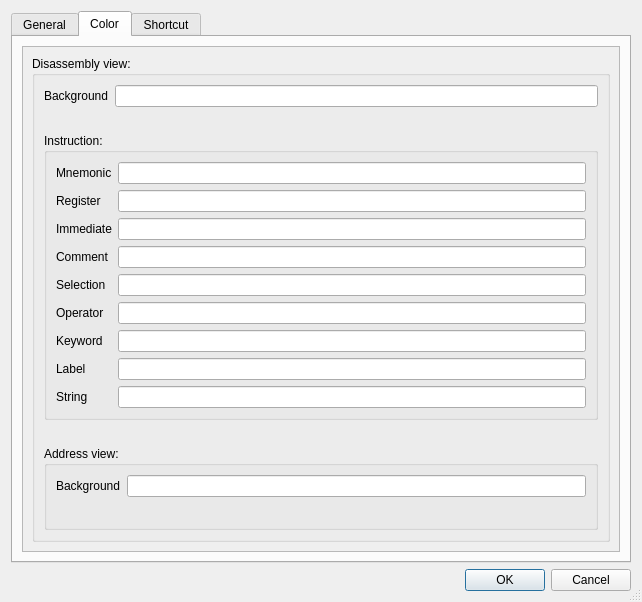
First picture: the form in src/ui/qt/SettingsDialog.ui, repository wisk/medusa, before the edit.
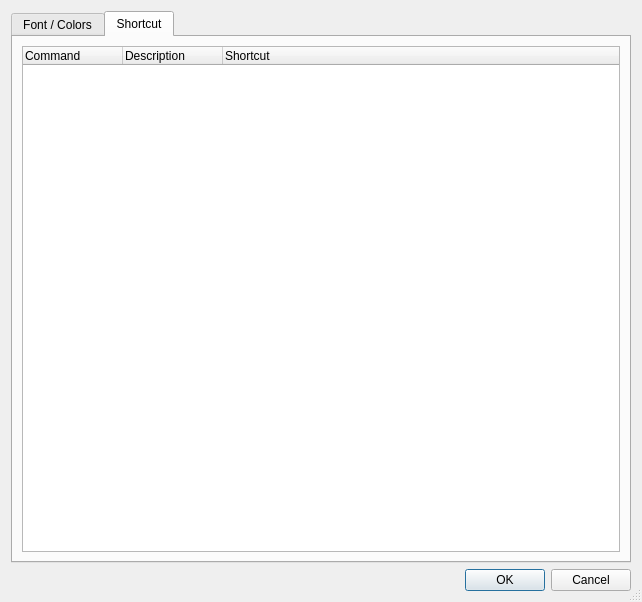
Second picture: the form after the edit. The open tabs and pages were chosen to show the change. Icons and pictures are not drawn.

Commit message: core: add info for color/font ; ui_qt: redesign settings dialog

The edit to the form file:
```diff
--- a/src/ui/qt/SettingsDialog.ui
+++ b/src/ui/qt/SettingsDialog.ui
@@ -44,432 +44,27 @@
      <property name="movable">
       <bool>false</bool>
      </property>
-     <widget class="QWidget" name="MainTab">
-      <attribute name="title">
-       <string>General</string>
-      </attribute>
-      <widget class="QGroupBox" name="textGroupBox">
-       <property name="geometry">
-        <rect>
-         <x>0</x>
-         <y>10</y>
-         <width>611</width>
-         <height>61</height>
-        </rect>
-       </property>
-       <property name="sizePolicy">
-        <sizepolicy hsizetype="Preferred" vsizetype="Fixed">
-         <horstretch>0</horstretch>
-         <verstretch>0</verstretch>
-        </sizepolicy>
-       </property>
-       <property name="title">
-        <string>Text</string>
-       </property>
-       <property name="flat">
-        <bool>false</bool>
-       </property>
-       <property name="checkable">
-        <bool>false</bool>
-       </property>
-       <layout class="QVBoxLayout" name="verticalLayout_9">
-        <property name="sizeConstraint">
-         <enum>QLayout::SetMinimumSize</enum>
-        </property>
-        <item>
-         <layout class="QFormLayout" name="TextFormLayout">
-          <property name="sizeConstraint">
-           <enum>QLayout::SetMinimumSize</enum>
-          </property>
-          <property name="fieldGrowthPolicy">
-           <enum>QFormLayout::AllNonFixedFieldsGrow</enum>
-          </property>
-          <item row="0" column="0">
-           <widget class="QLabel" name="LabelFont">
-            <property name="text">
-             <string>Font</string>
-            </property>
-           </widget>
-          </item>
-          <item row="0" column="1">
-           <widget class="QLineEdit" name="TextFont">
-            <property name="enabled">
-             <bool>true</bool>
-            </property>
-           </widget>
-          </item>
-         </layout>
-        </item>
-       </layout>
-      </widget>
-     </widget>
-     <widget class="QWidget" name="ColorTab">
+     <widget class="QWidget" name="AppearanceTab">
       <attribute name="icon">
        <iconset resource="Resources.qrc">
         <normaloff>:/icons/color.png</normaloff>:/icons/color.png</iconset>
       </attribute>
       <attribute name="title">
-       <string>Color</string>
+       <string>Font / Colors</string>
       </attribute>
-      <layout class="QVBoxLayout" name="verticalLayout_2">
+      <layout class="QVBoxLayout" name="_1">
        <item>
-        <widget class="QScrollArea" name="ScrollArea">
-         <property name="widgetResizable">
-          <bool>true</bool>
-         </property>
-         <widget class="QWidget" name="ScrollAreaWidgetContents">
-          <property name="geometry">
-           <rect>
-            <x>0</x>
-            <y>0</y>
-            <width>598</width>
-            <height>501</height>
-           </rect>
+        <widget class="QTreeWidget" name="AppearanceWidget">
+         <column>
+          <property name="text">
+           <string>Name</string>
           </property>
-          <property name="sizePolicy">
-           <sizepolicy hsizetype="Preferred" vsizetype="Fixed">
-            <horstretch>0</horstretch>
-            <verstretch>0</verstretch>
-           </sizepolicy>
+         </column>
+         <column>
+          <property name="text">
+           <string>Preview</string>
           </property>
-          <layout class="QVBoxLayout" name="verticalLayout_3">
-           <property name="sizeConstraint">
-            <enum>QLayout::SetMinimumSize</enum>
-           </property>
-           <item>
-            <widget class="QGroupBox" name="ColorGroup">
-             <property name="sizePolicy">
-              <sizepolicy hsizetype="Preferred" vsizetype="Fixed">
-               <horstretch>0</horstretch>
-               <verstretch>0</verstretch>
-              </sizepolicy>
-             </property>
-             <property name="title">
-              <string>Disassembly view:</string>
-             </property>
-             <layout class="QVBoxLayout" name="verticalLayout_6">
-              <property name="sizeConstraint">
-               <enum>QLayout::SetMinimumSize</enum>
-              </property>
-              <item>
-               <layout class="QFormLayout" name="BackgroundLayout">
-                <property name="sizeConstraint">
-                 <enum>QLayout::SetMinimumSize</enum>
-                </property>
-                <item row="0" column="0">
-                 <widget class="QLabel" name="BackgroundListingColorLabel">
-                  <property name="text">
-                   <string>Background</string>
-                  </property>
-                 </widget>
-                </item>
-                <item row="0" column="1">
-                 <widget class="QLineEdit" name="BackgroundColor">
-                  <property name="cursor">
-                   <cursorShape>ArrowCursor</cursorShape>
-                  </property>
-                  <property name="text">
-                   <string/>
-                  </property>
-                  <property name="readOnly">
-                   <bool>true</bool>
-                  </property>
-                  <property name="color" stdset="0">
-                   <color>
-                    <red>255</red>
-                    <green>25</green>
-                    <blue>105</blue>
-                   </color>
-                  </property>
-                 </widget>
-                </item>
-               </layout>
-              </item>
-              <item>
-               <spacer name="VerticalSpacer0">
-                <property name="orientation">
-                 <enum>Qt::Vertical</enum>
-                </property>
-                <property name="sizeType">
-                 <enum>QSizePolicy::Fixed</enum>
-                </property>
-                <property name="sizeHint" stdset="0">
-                 <size>
-                  <width>20</width>
-                  <height>20</height>
-                 </size>
-                </property>
-               </spacer>
-              </item>
-              <item>
-               <widget class="QGroupBox" name="InstructionGroup">
-                <property name="sizePolicy">
-                 <sizepolicy hsizetype="Preferred" vsizetype="Fixed">
-                  <horstretch>0</horstretch>
-                  <verstretch>0</verstretch>
-                 </sizepolicy>
-                </property>
-                <property name="title">
-                 <string>Instruction:</string>
-                </property>
-                <property name="flat">
-                 <bool>false</bool>
-                </property>
-                <property name="checkable">
-                 <bool>false</bool>
-                </property>
-                <layout class="QVBoxLayout" name="verticalLayout_4">
-                 <property name="sizeConstraint">
-                  <enum>QLayout::SetMinimumSize</enum>
-                 </property>
-                 <item>
-                  <layout class="QFormLayout" name="FormLayout">
-                   <property name="sizeConstraint">
-                    <enum>QLayout::SetMinimumSize</enum>
-                   </property>
-                   <property name="fieldGrowthPolicy">
-                    <enum>QFormLayout::AllNonFixedFieldsGrow</enum>
-                   </property>
-                   <item row="0" column="0">
-                    <widget class="QLabel" name="MnemonicColorLabel">
-                     <property name="layoutDirection">
-                      <enum>Qt::LeftToRight</enum>
-                     </property>
-                     <property name="text">
-                      <string>Mnemonic</string>
-                     </property>
-                    </widget>
-                   </item>
-                   <item row="1" column="0">
-                    <widget class="QLabel" name="RegisterColorLabel">
-                     <property name="text">
-                      <string>Register</string>
-                     </property>
-                    </widget>
-                   </item>
-                   <item row="2" column="0">
-                    <widget class="QLabel" name="ImmediateColorLabel">
-                     <property name="text">
-                      <string>Immediate</string>
-                     </property>
-                    </widget>
-                   </item>
-                   <item row="3" column="0">
-                    <widget class="QLabel" name="CommentColorLabel">
-                     <property name="text">
-                      <string>Comment</string>
-                     </property>
-                    </widget>
-                   </item>
-                   <item row="1" column="1">
-                    <widget class="QLineEdit" name="RegisterColor">
-                     <property name="cursor">
-                      <cursorShape>ArrowCursor</cursorShape>
-                     </property>
-                     <property name="readOnly">
-                      <bool>true</bool>
-                     </property>
-                    </widget>
-                   </item>
-                   <item row="0" column="1">
-                    <widget class="QLineEdit" name="MnemonicColor">
-                     <property name="enabled">
-                      <bool>true</bool>
-                     </property>
-                     <property name="cursor">
-                      <cursorShape>ArrowCursor</cursorShape>
-                     </property>
-                     <property name="readOnly">
-                      <bool>true</bool>
-                     </property>
-                    </widget>
-                   </item>
-                   <item row="2" column="1">
-                    <widget class="QLineEdit" name="ImmediateColor">
-                     <property name="cursor">
-                      <cursorShape>ArrowCursor</cursorShape>
-                     </property>
-                     <property name="readOnly">
-                      <bool>true</bool>
-                     </property>
-                    </widget>
-                   </item>
-                   <item row="3" column="1">
-                    <widget class="QLineEdit" name="CommentColor">
-                     <property name="cursor">
-                      <cursorShape>ArrowCursor</cursorShape>
-                     </property>
-                     <property name="readOnly">
-                      <bool>true</bool>
-                     </property>
-                    </widget>
-                   </item>
-                   <item row="4" column="0">
-                    <widget class="QLabel" name="SelectionColorLabel">
-                     <property name="text">
-                      <string>Selection</string>
-                     </property>
-                    </widget>
-                   </item>
-                   <item row="4" column="1">
-                    <widget class="QLineEdit" name="SelectionColor">
-                     <property name="cursor">
-                      <cursorShape>ArrowCursor</cursorShape>
-                     </property>
-                     <property name="readOnly">
-                      <bool>true</bool>
-                     </property>
-                    </widget>
-                   </item>
-                   <item row="5" column="0">
-                    <widget class="QLabel" name="OperationColorLabel">
-                     <property name="text">
-                      <string>Operator</string>
-                     </property>
-                    </widget>
-                   </item>
-                   <item row="6" column="0">
-                    <widget class="QLabel" name="KeywordColorLabel">
-                     <property name="text">
-                      <string>Keyword</string>
-                     </property>
-                    </widget>
-                   </item>
-                   <item row="5" column="1">
-                    <widget class="QLineEdit" name="OperatorColor">
-                     <property name="cursor">
-                      <cursorShape>ArrowCursor</cursorShape>
-                     </property>
-                     <property name="readOnly">
-                      <bool>true</bool>
-                     </property>
-                    </widget>
-                   </item>
-                   <item row="6" column="1">
-                    <widget class="QLineEdit" name="KeywordColor">
-                     <property name="cursor">
-                      <cursorShape>ArrowCursor</cursorShape>
-                     </property>
-                     <property name="readOnly">
-                      <bool>true</bool>
-                     </property>
-                    </widget>
-                   </item>
-                   <item row="7" column="0">
-                    <widget class="QLabel" name="LabelColorLabel">
-                     <property name="text">
-                      <string>Label</string>
-                     </property>
-                    </widget>
-                   </item>
-                   <item row="8" column="0">
-                    <widget class="QLabel" name="StringColorLabel">
-                     <property name="text">
-                      <string>String</string>
-                     </property>
-                    </widget>
-                   </item>
-                   <item row="7" column="1">
-                    <widget class="QLineEdit" name="LabelColor">
-                     <property name="cursor">
-                      <cursorShape>ArrowCursor</cursorShape>
-                     </property>
-                     <property name="readOnly">
-                      <bool>true</bool>
-                     </property>
-                    </widget>
-                   </item>
-                   <item row="8" column="1">
-                    <widget class="QLineEdit" name="StringColor">
-                     <property name="cursor">
-                      <cursorShape>ArrowCursor</cursorShape>
-                     </property>
-                     <property name="readOnly">
-                      <bool>true</bool>
-                     </property>
-                    </widget>
-                   </item>
-                  </layout>
-                 </item>
-                </layout>
-               </widget>
-              </item>
-              <item>
-               <spacer name="VerticalSpacer1">
-                <property name="orientation">
-                 <enum>Qt::Vertical</enum>
-                </property>
-                <property name="sizeType">
-                 <enum>QSizePolicy::Fixed</enum>
-                </property>
-                <property name="sizeHint" stdset="0">
-                 <size>
-                  <width>20</width>
-                  <height>20</height>
-                 </size>
-                </property>
-               </spacer>
-              </item>
-              <item>
-               <widget class="QGroupBox" name="AddressGroup">
-                <property name="sizePolicy">
-                 <sizepolicy hsizetype="Preferred" vsizetype="Fixed">
-                  <horstretch>0</horstretch>
-                  <verstretch>0</verstretch>
-                 </sizepolicy>
-                </property>
-                <property name="title">
-                 <string>Address view:</string>
-                </property>
-                <layout class="QVBoxLayout" name="verticalLayout_5">
-                 <property name="sizeConstraint">
-                  <enum>QLayout::SetMinimumSize</enum>
-                 </property>
-                 <item>
-                  <layout class="QFormLayout" name="AddressLayout">
-                   <property name="sizeConstraint">
-                    <enum>QLayout::SetMinimumSize</enum>
-                   </property>
-                   <item row="0" column="0">
-                    <widget class="QLabel" name="BackgroundAddressColorLabel">
-                     <property name="text">
-                      <string>Background</string>
-                     </property>
-                    </widget>
-                   </item>
-                   <item row="0" column="1">
-                    <widget class="QLineEdit" name="AddressBackground">
-                     <property name="cursor">
-                      <cursorShape>ArrowCursor</cursorShape>
-                     </property>
-                     <property name="readOnly">
-                      <bool>true</bool>
-                     </property>
-                    </widget>
-                   </item>
-                  </layout>
-                 </item>
-                 <item>
-                  <spacer name="VerticalSpacer2">
-                   <property name="orientation">
-                    <enum>Qt::Vertical</enum>
-                   </property>
-                   <property name="sizeHint" stdset="0">
-                    <size>
-                     <width>20</width>
-                     <height>40</height>
-                    </size>
-                   </property>
-                  </spacer>
-                 </item>
-                </layout>
-               </widget>
-              </item>
-             </layout>
-            </widget>
-           </item>
-          </layout>
-         </widget>
+         </column>
         </widget>
        </item>
       </layout>
```
Left out of the diff: 4 changed lines with no effect on the pictures. The commit also changes 5 other files.
